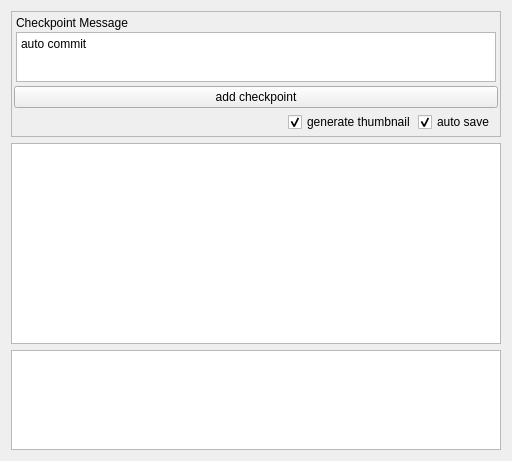
Qt form version_manager/qt_docker_widget_ui.ui (mellowed100/Krita-Document-Version-Manager) before a commit.
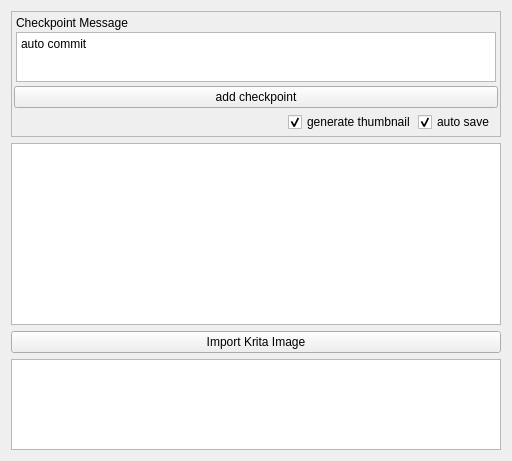
The same form after that commit. Custom widgets are drawn as their Qt base class.

Commit message: Added show_in_browser context menu item.

```diff
--- a/version_manager/qt_docker_widget_ui.ui
+++ b/version_manager/qt_docker_widget_ui.ui
@@ -165,6 +165,16 @@
    <item>
     <widget class="HistoryWidget" name="history_widget"/>
    </item>
+   <item>
+    <widget class="QPushButton" name="import_image">
+     <property name="toolTip">
+      <string>Import a Krita image into this version manager.</string>
+     </property>
+     <property name="text">
+      <string>Import Krita Image</string>
+     </property>
+    </widget>
+   </item>
    <item>
     <widget class="QTextEdit" name="debug_console">
      <property name="maximumSize">
```
Left out of the diff: 12 changed lines with no effect on the pictures. The commit also changes 2 other files.
